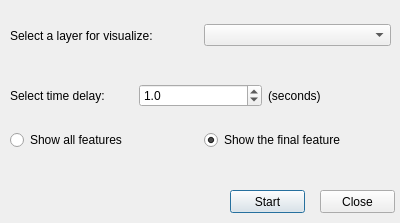
Before: the Qt Designer form ui/QVisualize_dialog_base.ui in KIOS-Research/QVisualize, drawn with Qt 5.
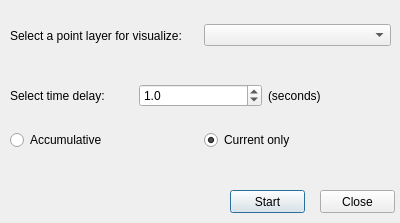
After: the same form once the commit is applied.

Diff of the .ui file:
```diff
--- a/ui/QVisualize_dialog_base.ui
+++ b/ui/QVisualize_dialog_base.ui
@@ -52,7 +52,7 @@
     <item>
      <widget class="QLabel" name="label">
       <property name="text">
-       <string>Select a layer for visualize: </string>
+       <string>Select a point layer for visualize: </string>
       </property>
      </widget>
     </item>
@@ -113,14 +113,14 @@
     <item>
      <widget class="QRadioButton" name="allfeature">
       <property name="text">
-       <string>Show all features</string>
+       <string>Accumulative</string>
       </property>
      </widget>
     </item>
     <item>
      <widget class="QRadioButton" name="finalfeature">
       <property name="text">
-       <string>Show the final feature</string>
+       <string>Current only</string>
       </property>
       <property name="checked">
        <bool>true</bool>
```
Left out of the diff: 6 changed lines with no effect on the pictures.
